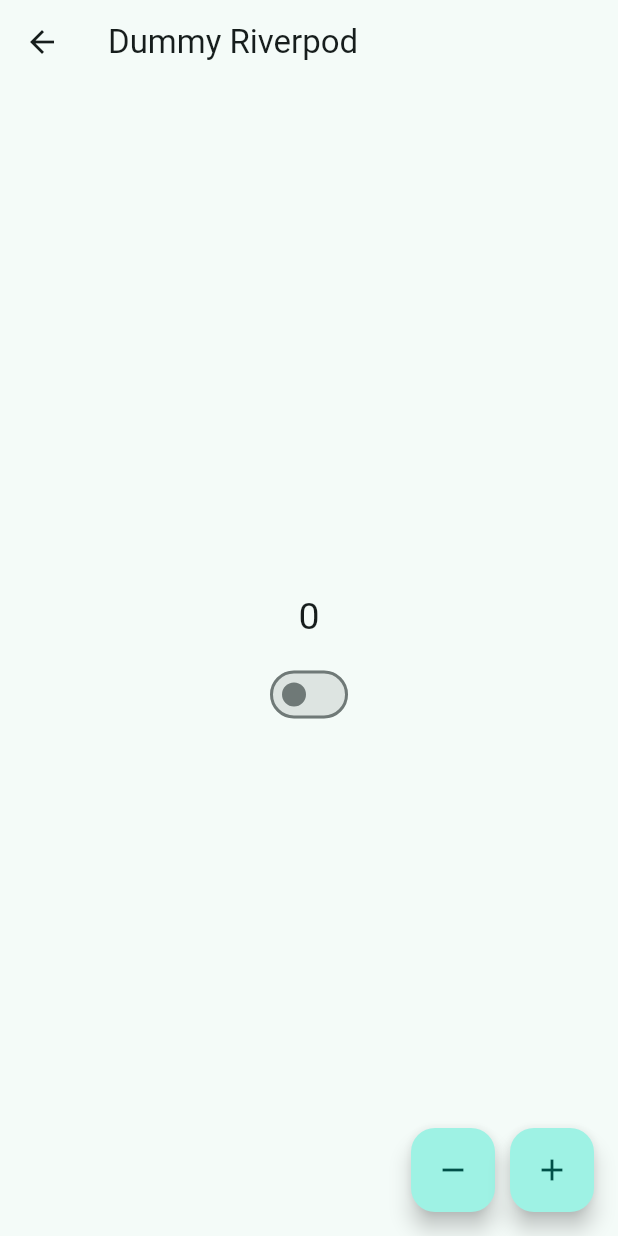
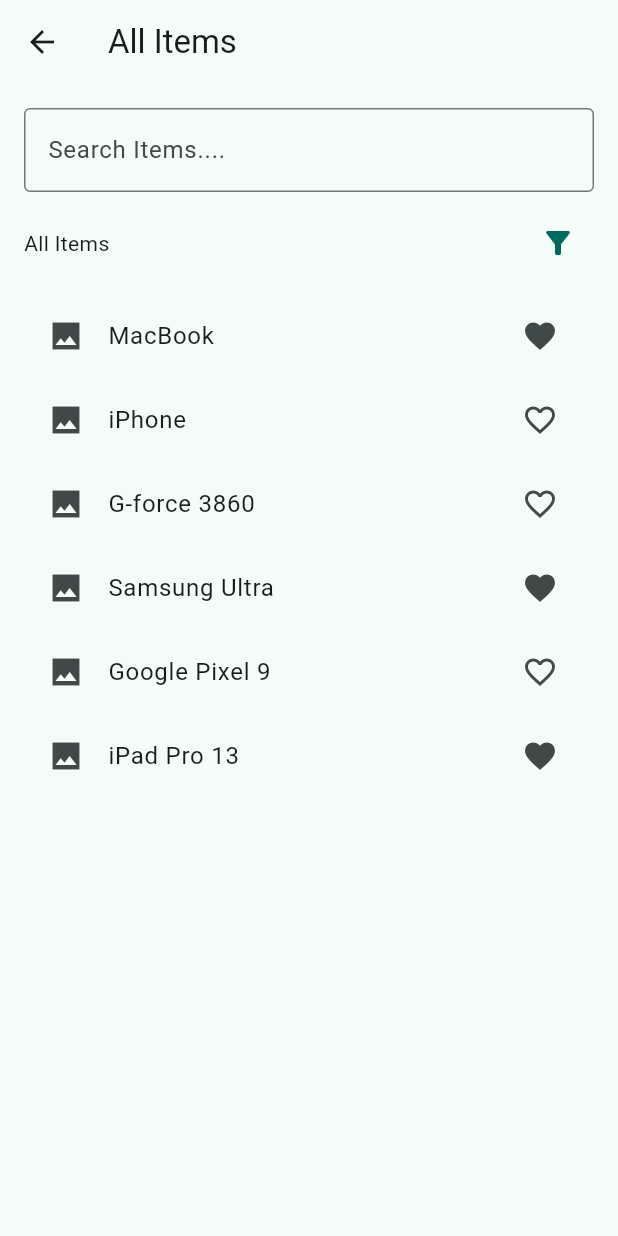
Before and after one commit to MdZunaed/dummy_app, a Flutter app: the screen it shows after launch, after a tap on "Dummy RiverPod", on a phone screen of 412 x 824 dp. Run offline on Flutter 3.47's test engine with Material 3 defaults, Android fonts, the phone set to English and light mode, and no system bars; our stand-ins replace dio, flutter_riverpod, go_router; network calls fail.

Commit message:
favorite with riverpod

```diff
--- /dev/null
+++ b/lib/features/riverpod/provider/items_provider.dart
@@ -0,0 +1,55 @@
+import 'package:dummy_app/features/riverpod/models/item_model.dart';
+import 'package:dummy_app/features/riverpod/provider/items_state.dart';
+import 'package:flutter_riverpod/flutter_riverpod.dart';
+
+final itemProvider = StateNotifierProvider<ItemsNotifier, ItemsState>((ref) {
+  return ItemsNotifier();
+});
+
+class ItemsNotifier extends StateNotifier<ItemsState> {
+  ItemsNotifier() : super(ItemsState(
+      allItems: items,
+      filteredItems: [],
+      favoriteItems: [],
+      favoriteFilterType: FavoriteFilterType.all,
+      query: '',
+  ));
+
+  void getFilterItems(String query) {
+    state = state.copyWith(filteredItems: _filterItems(state.allItems, query));
+  }
+
+  List<Item> _filterItems(List<Item> items, String query) {
+    if (query.isEmpty) {
+      return [];
+    }
+    return items.where((item) => item.name.toLowerCase().contains(query)).toList();
+  }
+
+  void getFavoriteItems(FavoriteFilterType filterType) {
+    state = state.copyWith(favoriteItems: _filterFavoriteItems(state.allItems, filterType));
+  }
+
+
+  void updateItemType(FavoriteFilterType filterType) {
+    state = state.copyWith(favoriteFilterType: filterType);
+  }
+
+  List<Item> _filterFavoriteItems(List<Item> items, FavoriteFilterType filterType) {
+    if (filterType == FavoriteFilterType.all) {
+      return items;
+    }
+    return items.where((item) => item.favourite == true).toList();
+  }
+}
+
+List<Item> items = [
+  Item(name: 'MacBook', favourite: true, id: 1),
+  Item(name: 'iPhone', favourite: false, id: 2),
+  Item(name: 'G-force 3860', favourite: false, id: 3),
+  Item(name: 'Samsung Ultra', favourite: true, id: 4),
+  Item(name: 'Google Pixel 9', favourite: false, id: 5),
+  Item(name: 'iPad Pro 13', favourite: true, id: 6)
+];
+
+enum FavoriteFilterType { all, favorite }
--- /dev/null
+++ b/lib/features/riverpod/screens/favorite_riverpod.dart
@@ -0,0 +1,97 @@
+import 'package:dummy_app/features/riverpod/provider/items_provider.dart';
+import 'package:flutter/material.dart';
+import 'package:flutter_riverpod/flutter_riverpod.dart';
+
+class FavoriteRiverpod extends ConsumerWidget {
+  const FavoriteRiverpod({super.key});
+
+  @override
+  Widget build(BuildContext context, WidgetRef ref) {
+    final items = ref.watch(itemProvider);
+    return Scaffold(
+      appBar: AppBar(
+        title: const Text("All Items"),
+      ),
+      body: SingleChildScrollView(
+        padding: const EdgeInsets.all(16),
+        child: Column(
+          crossAxisAlignment: CrossAxisAlignment.start,
+          spacing: 10,
+          children: [
+            TextField(
+              decoration: const InputDecoration(
+                hintText: "Search Items....",
+                border: OutlineInputBorder(),
+              ),
+              onChanged: (value) {
+                ref.read(itemProvider.notifier).getFilterItems(value);
+              },
+            ),
+            if (items.filteredItems.isNotEmpty) ...[
+              const Text("Searched Items"),
+              ListView.builder(
+                shrinkWrap: true,
+                primary: false,
+                itemCount: items.filteredItems.length,
+                itemBuilder: (context, index) {
+                  final item = items.filteredItems[index];
+                  return ListTile(
+                    title: Text(item.name),
+                    leading: const Icon(Icons.image_sharp),
+                    trailing: Icon(item.favourite ? Icons.favorite : Icons.favorite_outline),
+                  );
+                },
+              ),
+            ],
+            allItemsTitleWithFilter(context, ref),
+            ListView.builder(
+              shrinkWrap: true,
+              primary: false,
+              itemCount: items.favoriteFilterType == FavoriteFilterType.all
+                  ? items.allItems.length
+                  : items.favoriteItems.length,
+              itemBuilder: (context, index) {
+                final item = items.favoriteFilterType == FavoriteFilterType.all
+                    ? items.allItems[index]
+                    : items.favoriteItems[index];
+                return ListTile(
+                  title: Text(item.name),
+                  leading: const Icon(Icons.image_sharp),
+                  trailing: Icon(item.favourite ? Icons.favorite : Icons.favorite_outline),
+                );
+              },
+            ),
+          ],
+        ),
+      ),
+    );
+  }
+
+  Row allItemsTitleWithFilter(BuildContext context, WidgetRef ref) {
+    return Row(
+      mainAxisAlignment: MainAxisAlignment.spaceBetween,
+      children: [
+        const Text("All Items"),
+        PopupMenuButton(
+          icon: Icon(Icons.filter_alt, color: Theme.of(context).primaryColor),
+          onSelected: (value) {
+            ref.read(itemProvider.notifier).updateItemType(value);
+            ref.read(itemProvider.notifier).getFavoriteItems(value);
+          },
+          itemBuilder: (context) {
+            return [
+              const PopupMenuItem(
+                value: FavoriteFilterType.all,
+                child: Text("All"),
+              ),
+              const PopupMenuItem(
+                value: FavoriteFilterType.favorite,
+                child: Text("Favorites"),
+              ),
+            ];
+          },
+        ),
+      ],
+    );
+  }
+}
--- a/lib/helpers/app_routes.dart
+++ b/lib/helpers/app_routes.dart
@@ -8,6 +8,7 @@ import 'package:dummy_app/features/inherited_widget/screen/inherited_widget.dart
 import 'package:dummy_app/features/lifecycle_observer/screen/lifecycle_observer_screen.dart';
 import 'package:dummy_app/features/pencilbox_districts/view/districts_view.dart';
 import 'package:dummy_app/features/riverpod/screens/dummy_riverpod.dart';
+import 'package:dummy_app/features/riverpod/screens/favorite_riverpod.dart';
 import 'package:dummy_app/features/websocket/screens/websocket_demo.dart';
 import 'package:go_router/go_router.dart';
 
@@ -44,7 +45,7 @@ class AppRoutes {
       GoRoute(path: lifecycleObserver, builder: (context, state) => const AppLifecycleObserver()),
       GoRoute(path: inheritedWidget, builder: (context, state) => const CounterScreen()),
       GoRoute(path: websocketDemo, builder: (context, state) => const WebsocketDemo()),
-      GoRoute(path: riverPod, builder: (context, state) => const DummyRiverPod()),
+      GoRoute(path: riverPod, builder: (context, state) => const FavoriteRiverpod()),
     ],
   );
 }
```
Also changed, not shown: lib/features/riverpod/models/item_model.dart (added, +11 -0 lines), lib/features/riverpod/provider/items_state.dart (added, +34 -0 lines).
